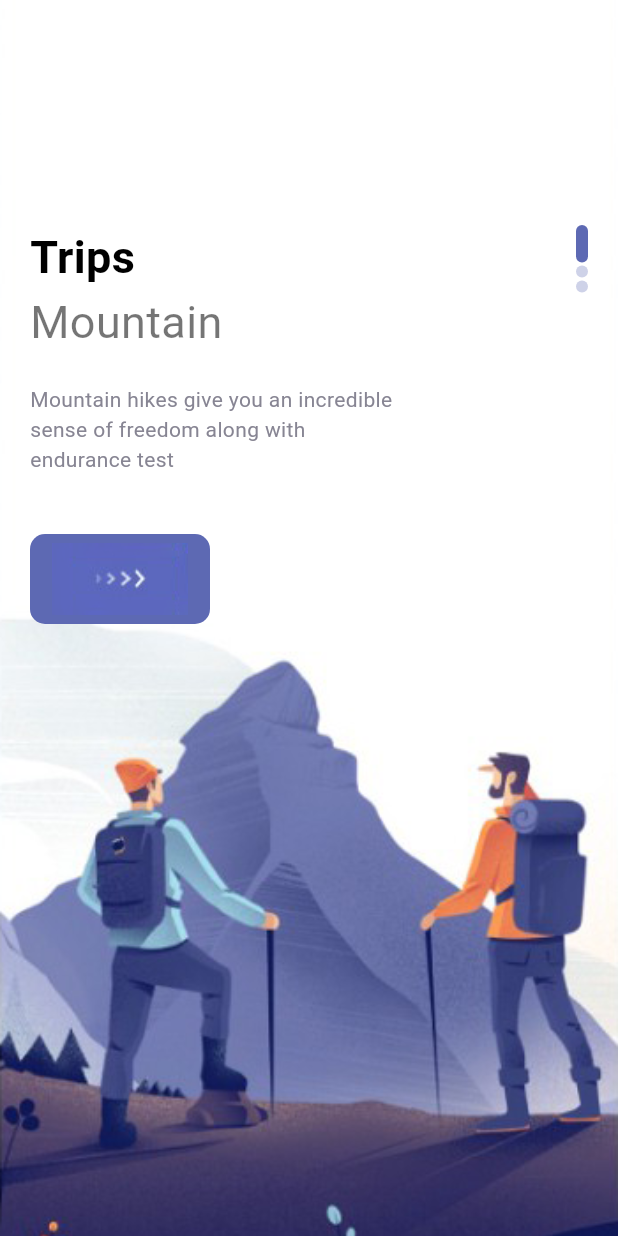
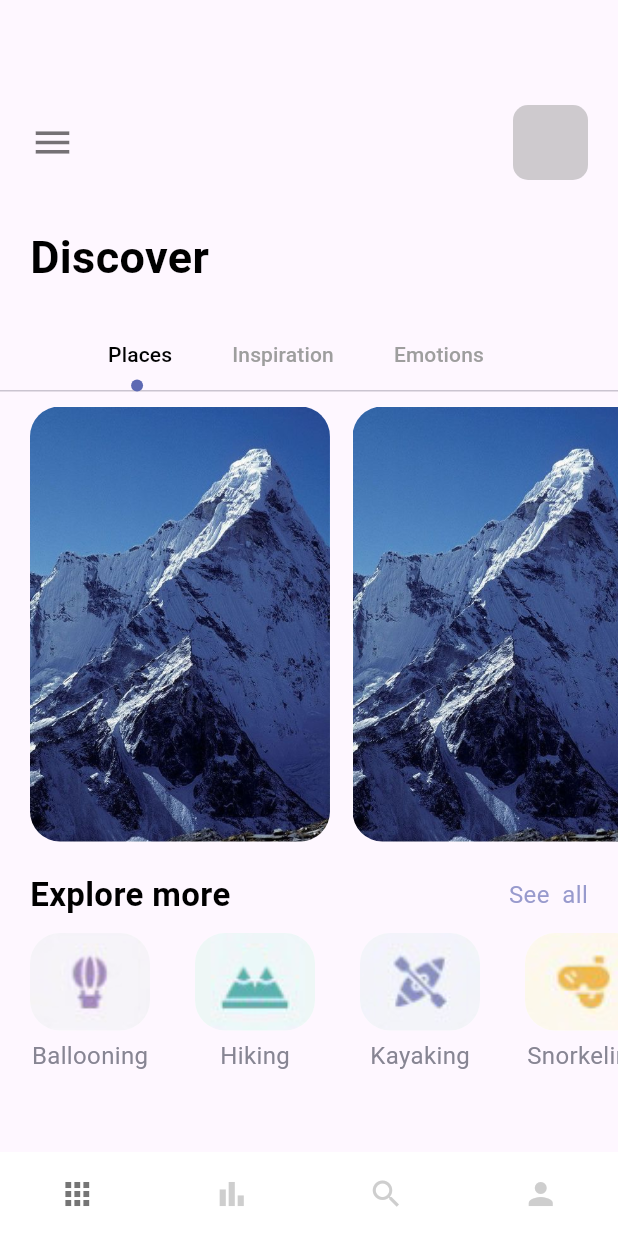
Before and after one commit to victor-imani/trips, a Flutter app: the screen it shows after launch, on a phone screen of 412 x 824 dp. Run offline on Flutter 3.47's test engine with Material 2 defaults, Android fonts, the light colour scheme and no system bars.

Commit message:
home page

```diff
--- a/lib/main.dart
+++ b/lib/main.dart
@@ -1,5 +1,6 @@
 import 'package:flutter/material.dart';
-import 'package:trips/pages/welcome_page.dart';
+import 'package:trips/pages/nav_pages/main_page.dart';
+// import 'package:trips/pages/welcome_page.dart';
 
 void main() {
   runApp(const MyApp());
@@ -15,10 +16,10 @@ class MyApp extends StatelessWidget {
       title: 'Flutter Demo',
       debugShowCheckedModeBanner: false,
       theme: ThemeData(
-       primarySwatch: Colors.blue,
+        primarySwatch: Colors.blue,
         useMaterial3: true,
       ),
-      home: const WelcomePage(),
+      home: const MainPage(),
     );
   }
 }
--- /dev/null
+++ b/lib/pages/nav_pages/home_page.dart
@@ -0,0 +1,209 @@
+// ignore_for_file: public_member_api_docs, sort_constructors_first
+import 'package:trips/misc/colors.dart';
+import 'package:trips/widgets/app_large_text.dart';
+
+import 'package:flutter/material.dart';
+import 'package:trips/widgets/app_text.dart';
+
+class HomePage extends StatefulWidget {
+  const HomePage({super.key});
+
+  @override
+  State<HomePage> createState() => _HomePageState();
+}
+
+class _HomePageState extends State<HomePage> with TickerProviderStateMixin {
+  var images = {
+    "balloning.png": "Ballooning",
+    "hiking.png": "Hiking",
+    "kayaking.png": "Kayaking",
+    "snorkling.png": "Snorkeling"
+  };
+  @override
+  Widget build(BuildContext context) {
+    TabController _tabController = TabController(length: 3, vsync: this);
+    return Scaffold(
+      body: Column(
+        crossAxisAlignment: CrossAxisAlignment.start,
+        children: [
+          // Menu Text
+          Container(
+            padding: const EdgeInsets.only(top: 70, left: 20),
+            child: Row(
+              children: [
+                const Icon(Icons.menu, size: 30, color: Colors.black54),
+                Expanded(child: Container()),
+                Container(
+                  margin: const EdgeInsets.only(right: 20),
+                  width: 50,
+                  height: 50,
+                  decoration: BoxDecoration(
+                    borderRadius: BorderRadius.circular(10),
+                    color: Colors.grey.withOpacity(0.5),
+                  ),
+                ),
+              ],
+            ),
+          ),
+          const SizedBox(
+            height: 30,
+          ),
+          Container(
+            margin: const EdgeInsets.only(left: 20),
+            // Discover Text
+            child: const AppLargeText(text: "Discover"),
+          ),
+          const SizedBox(
+            height: 20,
+          ),
+          // Tab Bar
+          Container(
+            child: Align(
+              alignment: Alignment.centerLeft,
+              child: TabBar(
+                labelPadding: const EdgeInsets.only(left: 20, right: 20),
+                controller: _tabController,
+                labelColor: Colors.black,
+                unselectedLabelColor: Colors.grey,
+                isScrollable: true,
+                indicatorSize: TabBarIndicatorSize.label,
+                indicator:
+                    CircleTabIndicator(color: AppColors.mainColor, radius: 4),
+                tabs: const [
+                  Tab(
+                    text: "Places",
+                  ),
+                  Tab(
+                    text: "Inspiration",
+                  ),
+                  Tab(
+                    text: "Emotions",
+                  ),
+                ],
+              ),
+            ),
+          ),
+          Container(
+            padding: const EdgeInsets.only(left: 20),
+            height: 300,
+            width: double.maxFinite,
+            child: TabBarView(controller: _tabController, children: [
+              ListView.builder(
+                itemCount: 3,
+                scrollDirection: Axis.horizontal,
+                itemBuilder: (context, index) {
+                  return Container(
+                    margin: const EdgeInsets.only(right: 15, top: 10),
+                    width: 200,
+                    height: 300,
+                    decoration: BoxDecoration(
+                      borderRadius: BorderRadius.circular(20),
+                      color: Colors.white,
+                      image: const DecorationImage(
+                        image: AssetImage("img/mountain.jpeg"),
+                        fit: BoxFit.cover,
+                      ),
+                    ),
+                  );
+                },
+              ),
+              const Text("There"),
+              const Text("Bye"),
+            ]),
+          ),
+          const SizedBox(
+            height: 20,
+          ),
+          Container(
+            margin: const EdgeInsets.only(left: 20, right: 20),
+            child: const Row(
+              mainAxisAlignment: MainAxisAlignment.spaceBetween,
+              children: [
+                AppLargeText(
+                  text: "Explore more",
+                  size: 22,
+                ),
+                AppText(text: "See  all", color: AppColors.textColor1)
+              ],
+            ),
+          ),
+          const SizedBox(
+            height: 10,
+          ),
+          Container(
+            height: 100,
+            width: double.maxFinite,
+            margin: const EdgeInsets.only(left: 20),
+            child: ListView.builder(
+                itemCount: 4,
+                scrollDirection: Axis.horizontal,
+                itemBuilder: (_, index) {
+                  return Container(
+                    margin: const EdgeInsets.only(right: 30),
+                    child: Column(
+                      children: [
+                        Container(
+                          width: 80,
+                          height: 65,
+                          decoration: BoxDecoration(
+                            borderRadius: BorderRadius.circular(20),
+                            color: Colors.white,
+                            image: DecorationImage(
+                              image: AssetImage(
+                                  "img/${images.keys.elementAt(index)}"),
+                              fit: BoxFit.cover,
+                            ),
+                          ),
+                        ),
+                        const SizedBox(
+                          height: 5,
+                        ),
+                        Container(
+                          child: AppText(
+                            text: images.values.elementAt(index),
+                            color: AppColors.textColor2,
+                          ),
+                        ),
+                      ],
+                    ),
+                  );
+                }),
+          ),
+        ],
+      ),
+    );
+  }
+}
+
+class CircleTabIndicator extends Decoration {
+  final Color color;
+  final double radius;
+  CircleTabIndicator({
+    required this.color,
+    required this.radius,
+  });
+
+  @override
+  BoxPainter createBoxPainter([VoidCallback? onChanged]) {
+    return _CirclePainter(color: color, radius: radius);
+  }
+}
+
+class _CirclePainter extends BoxPainter {
+  final Color color;
+  double radius;
+  _CirclePainter({
+    required this.color,
+    required this.radius,
+  });
+  @override
+  void paint(Canvas canvas, Offset offset, ImageConfiguration configuration) {
+    Paint _paint = Paint();
+    _paint.color = color;
+    _paint.isAntiAlias = true;
+    final Offset circleOffset = Offset(
+        configuration.size!.width / 2 - radius / 2,
+        configuration.size!.height - radius);
+    canvas.drawCircle(offset + circleOffset, radius, _paint);
+  }
+}
--- a/lib/pages/nav_pages/main_page.dart
+++ b/lib/pages/nav_pages/main_page.dart
@@ -1,12 +1,56 @@
 import 'package:flutter/material.dart';
+import 'package:trips/pages/nav_pages/bar_item_page.dart';
+import 'package:trips/pages/nav_pages/home_page.dart';
+import 'package:trips/pages/nav_pages/my_page.dart';
+import 'package:trips/pages/nav_pages/search_page.dart';
 
-class MainPage extends StatelessWidget {
+class MainPage extends StatefulWidget {
   const MainPage({super.key});
+
+  @override
+  State<MainPage> createState() => _MainPageState();
+}
+
+class _MainPageState extends State<MainPage> {
+  List pages = [
+    const HomePage(),
+    const BarItemPage(),
+    const SearchPage(),
+    const MyPage(),
+  ];
+  int currentIndex = 0;
+
+  void onTap(int index) {
+    setState(() {
+      currentIndex = index;
+    });
+  }
 
   @override
   Widget build(BuildContext context) {
     return Scaffold(
-
+      backgroundColor: Colors.white,
+      body: pages[currentIndex],
+      bottomNavigationBar: BottomNavigationBar(
+        unselectedFontSize: 0,
+        selectedFontSize: 0,
+        type: BottomNavigationBarType.fixed,
+        backgroundColor: Colors.white,
+        onTap: onTap,
+        currentIndex: currentIndex,
+        selectedItemColor: Colors.black54,
+        unselectedItemColor: Colors.grey.withOpacity(0.5),
+        showSelectedLabels: false,
+        showUnselectedLabels: false,
+        elevation: 0,
+        items: const [
+          BottomNavigationBarItem(label: "Home", icon: Icon(Icons.apps)),
+          BottomNavigationBarItem(
+              label: "Bar", icon: Icon(Icons.bar_chart_sharp)),
+          BottomNavigationBarItem(label: "Search", icon: Icon(Icons.search)),
+          BottomNavigationBarItem(label: "My", icon: Icon(Icons.person)),
+        ],
+      ),
     );
   }
 }
```
